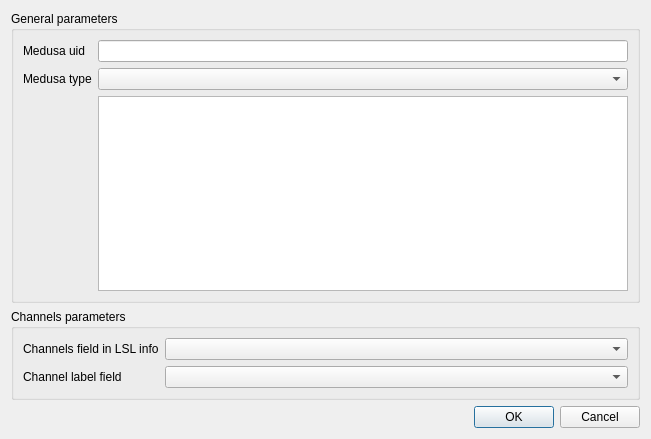
Above: src/gui/ui_files/lsl_config_medusa_params_dialog.ui from medusabci/medusa-platform before the change. Below: the same form after it.
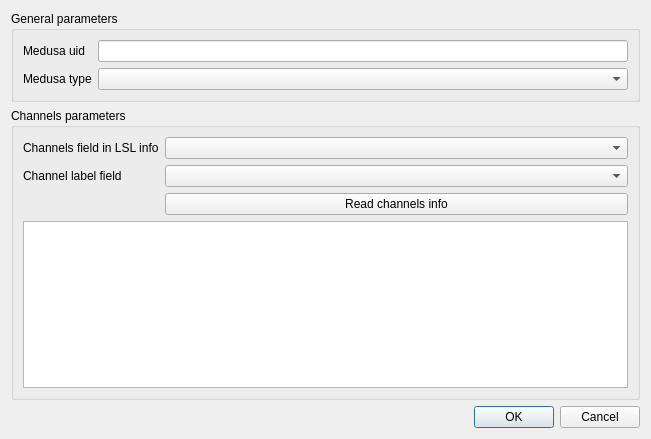
That is the form after the change.

Commit message: Two new functionalities: sessions can be configured to play or not the runs automatically, and now the labels of the channels can now be configured in the lsl config dialog

```diff
--- a/src/gui/ui_files/lsl_config_medusa_params_dialog.ui
+++ b/src/gui/ui_files/lsl_config_medusa_params_dialog.ui
@@ -46,7 +46,53 @@
       <item row="1" column="1">
        <widget class="QComboBox" name="comboBox_medusa_type"/>
       </item>
-      <item row="2" column="1">
+     </layout>
+    </widget>
+   </item>
+   <item>
+    <widget class="QGroupBox" name="groupBox_3">
+     <property name="title">
+      <string>Channels parameters</string>
+     </property>
+     <layout class="QVBoxLayout" name="verticalLayout_2">
+      <item>
+       <layout class="QFormLayout" name="formLayout">
+        <item row="0" column="0">
+         <widget class="QLabel" name="label_3">
+          <property name="toolTip">
+           <string>XML field that contains the channel information in the LSL stream_info object</string>
+          </property>
+          <property name="text">
+           <string>Channels field in LSL info</string>
+          </property>
+         </widget>
+        </item>
+        <item row="0" column="1">
+         <widget class="QComboBox" name="comboBox_desc_channels_field"/>
+        </item>
+        <item row="1" column="0">
+         <widget class="QLabel" name="label_channels_label_field">
+          <property name="toolTip">
+           <string>Name of the XML field insideeach channel that contains the labels of the channels</string>
+          </property>
+          <property name="text">
+           <string>Channel label field </string>
+          </property>
+         </widget>
+        </item>
+        <item row="1" column="1">
+         <widget class="QComboBox" name="comboBox_channel_label_field"/>
+        </item>
+        <item row="2" column="1">
+         <widget class="QPushButton" name="pushButton_read_channels_info">
+          <property name="text">
+           <string>Read channels info</string>
+          </property>
+         </widget>
+        </item>
+       </layout>
+      </item>
+      <item>
        <widget class="QTableWidget" name="tableWidget_channels">
         <property name="sizePolicy">
          <sizepolicy hsizetype="Expanding" vsizetype="Expanding">
@@ -101,45 +147,6 @@
      </layout>
     </widget>
    </item>
-   <item>
-    <widget class="QGroupBox" name="groupBox_3">
-     <property name="title">
-      <string>Channels parameters</string>
-     </property>
-     <layout class="QVBoxLayout" name="verticalLayout_2">
-      <item>
-       <layout class="QFormLayout" name="formLayout">
-        <item row="0" column="0">
-         <widget class="QLabel" name="label_3">
-          <property name="toolTip">
-           <string>XML field that contains the channel information in the LSL stream_info object</string>
-          </property>
-          <property name="text">
-           <string>Channels field in LSL info</string>
-          </property>
-         </widget>
-        </item>
-        <item row="1" column="0">
-         <widget class="QLabel" name="label_channels_label_field">
-          <property name="toolTip">
-           <string>Name of the XML field insideeach channel that contains the labels of the channels</string>
-          </property>
-          <property name="text">
-           <string>Channel label field </string>
-          </property>
-         </widget>
-        </item>
-        <item row="1" column="1">
-         <widget class="QComboBox" name="comboBox_channel_label_field"/>
-        </item>
-        <item row="0" column="1">
-         <widget class="QComboBox" name="comboBox_desc_channels_field"/>
-        </item>
-       </layout>
-      </item>
-     </layout>
-    </widget>
-   </item>
    <item>
     <widget class="QDialogButtonBox" name="buttonBox">
      <property name="orientation">
```
The commit also changes 4 other files.
